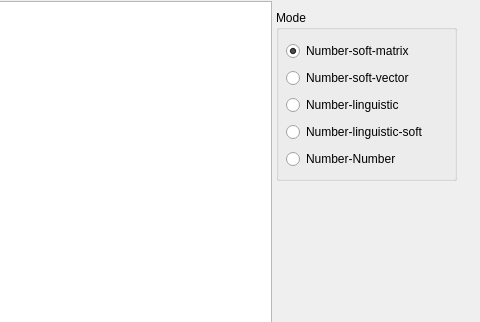
First picture: the form in windows/ui/TermsInGraphic.ui, repository AverinDS/studyQt5, before the edit; both pictures show x 524 to 1004 and y 0 to 322 of the 1004 by 600 pixel window.
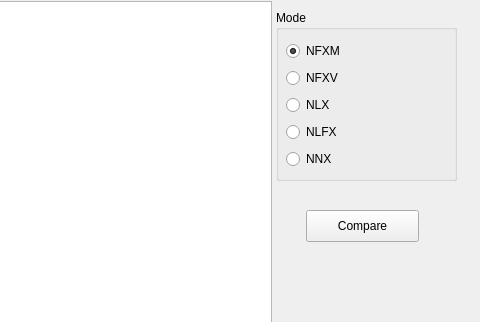
Second picture: the form after the edit.

Commit message: Add graphic for translating

What changed in the file:
```diff
--- a/windows/ui/TermsInGraphic.ui
+++ b/windows/ui/TermsInGraphic.ui
@@ -41,7 +41,7 @@
       <rect>
        <x>10</x>
        <y>30</y>
-       <width>165</width>
+       <width>174</width>
        <height>131</height>
       </rect>
      </property>
@@ -49,7 +49,7 @@
       <item>
        <widget class="QRadioButton" name="radioButton_number_soft_matrix">
         <property name="text">
-         <string>Number-soft-matrix</string>
+         <string>NFXM</string>
         </property>
         <property name="checked">
          <bool>true</bool>
@@ -59,34 +59,47 @@
       <item>
        <widget class="QRadioButton" name="radioButton_numbe_soft_vector">
         <property name="text">
-         <string>Number-soft-vector</string>
+         <string>NFXV</string>
         </property>
        </widget>
       </item>
       <item>
        <widget class="QRadioButton" name="radioButton_number_linguistic">
         <property name="text">
-         <string>Number-linguistic</string>
+         <string>NLX</string>
         </property>
        </widget>
       </item>
       <item>
        <widget class="QRadioButton" name="radioButton_number_soft_linguistic">
         <property name="text">
-         <string>Number-linguistic-soft</string>
+         <string>NLFX</string>
         </property>
        </widget>
       </item>
       <item>
        <widget class="QRadioButton" name="radioButton_number_number">
         <property name="text">
-         <string>Number-Number</string>
+         <string>NNX</string>
         </property>
        </widget>
       </item>
      </layout>
     </widget>
    </widget>
+   <widget class="QPushButton" name="compareButton">
+    <property name="geometry">
+     <rect>
+      <x>830</x>
+      <y>210</y>
+      <width>113</width>
+      <height>32</height>
+     </rect>
+    </property>
+    <property name="text">
+     <string>Compare</string>
+    </property>
+   </widget>
   </widget>
  </widget>
  <resources/>
```
The commit also changes 4 other files.
